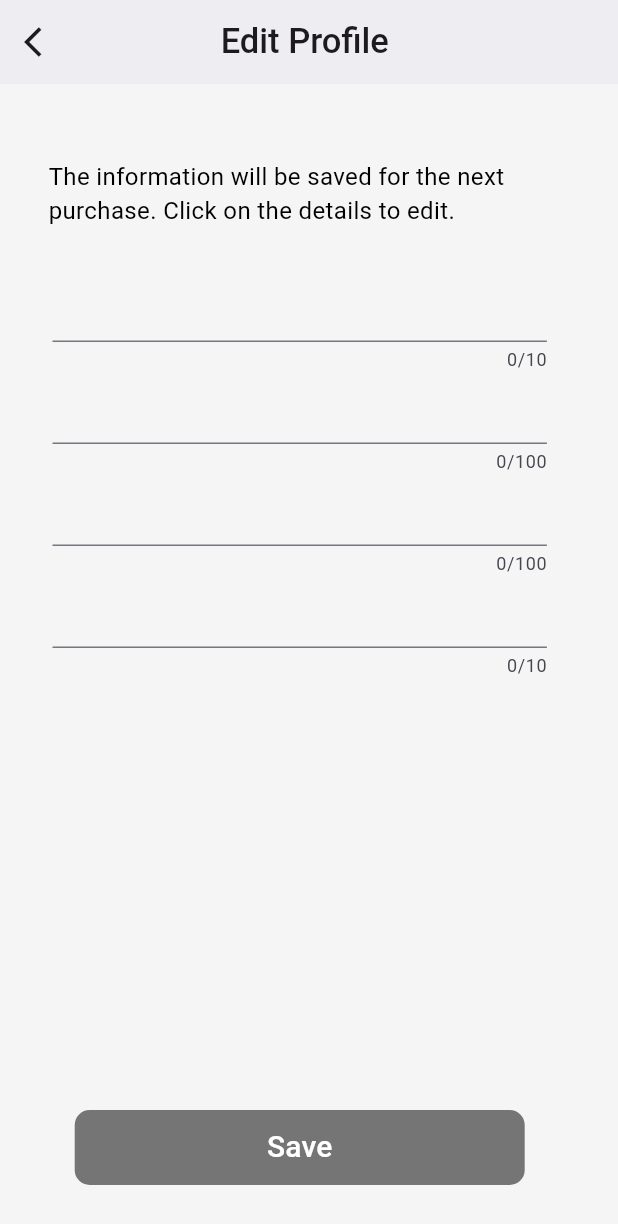
After one commit to Dany4950/kisanSaathi, a Flutter app: the Profilescreen screen opened directly, after a tap on "Edit Information", on a phone screen of 412 x 824 dp. The commit adds this screen. Shown: the top 1224 px of the screen. Run offline on Flutter 3.47's test engine with Material 3 defaults, Android fonts, the phone set to English and light mode, and no system bars.

Commit message:
profile Screen work - edit information

```diff
--- a/lib/screens/user/profile/profileScreen.dart
+++ b/lib/screens/user/profile/profileScreen.dart
@@ -1,10 +1,203 @@
 import 'package:flutter/material.dart';
+import 'package:kisan_saathi/screens/user/profile/screens/editInfoScreen.dart';
+import 'package:kisan_saathi/themes/appTheme.dart';
+import 'package:kisan_saathi/utils/appbar.dart';
 
 class Profilescreen extends StatelessWidget {
   const Profilescreen({super.key});
 
   @override
   Widget build(BuildContext context) {
-    return const Placeholder();
+    return Scaffold(
+      appBar: CustomAppBar(title: "Profile"),
+      body: Column(
+        mainAxisAlignment: MainAxisAlignment.start,
+        crossAxisAlignment: CrossAxisAlignment.start,
+        children: [
+          // the main information of the user from db
+          Padding(
+            padding: EdgeInsets.only(top: 46.0, left: 50, bottom: 20),
+            child: Row(
+              mainAxisAlignment: MainAxisAlignment.start,
+              children: [
+                //profile photo
+                CircleAvatar(
+                  radius: 30,
+                ),
+                Column(
+                  //name and number of the user
+                  children: [
+                    Padding(
+                      padding: EdgeInsets.only(left: 0),
+                      child: Text(
+                        "Lahari ",
+                        style: TextStyle(
+                            fontWeight: FontWeight.w500, fontSize: 17),
+                      ),
+                    ),
+                    Padding(
+                      padding: EdgeInsets.only(left: 10.0),
+                      child: Text("+91 123123123"),
+                    ),
+                  ],
+                ),
+              ],
+            ),
+          ),
+
+          Padding(
+            padding: EdgeInsets.only(left: 55.0, top: 10),
+            child: Text(
+              "General",
+              style: TextStyle(fontWeight: FontWeight.w300),
+            ),
+          ),
+          Divider(
+            endIndent: 45, indent: 45,
+            thickness: 1.0, // Line thickness
+            color: Colors.grey, // Line color
+          ),
+
+          // edit text button
+          Padding(
+            padding: const EdgeInsets.only(left: 43.0),
+            child: TextButton(
+              onPressed: () {
+                //route navigation
+                Navigator.push(
+                    context,
+                    MaterialPageRoute(
+                        builder: (context) => const EditInfoscreen()));
+              },
+              child: Text(
+                "Edit Information",
+                style: TextStyle(
+                    color: Colors.black,
+                    fontSize: 17,
+                    fontWeight: FontWeight.w500),
+              ),
+            ),
+          ),
+
+          //order history
+          Padding(
+            padding: const EdgeInsets.only(left: 43.0),
+            child: TextButton(
+              onPressed: () {
+                //route navigation
+              },
+              child: Text(
+                "Order History ",
+                style: TextStyle(
+                    color: Colors.black,
+                    fontSize: 17,
+                    fontWeight: FontWeight.w500),
+              ),
+            ),
+          ),
+
+          //service boy number
+          Padding(
+            padding: const EdgeInsets.only(left: 43.0),
+            child: TextButton(
+              onPressed: () {
+                //route navigation
+              },
+              child: Text(
+                "Service Boy Number",
+                style: TextStyle(
+                    color: Colors.black,
+                    fontSize: 17,
+                    fontWeight: FontWeight.w500),
+              ),
+            ),
+          ),
+
+          //help Center
+          Padding(
+            padding: const EdgeInsets.only(left: 43.0),
+            child: TextButton(
+              onPressed: () {
+                //route navigation
+              },
+              child: Text(
+                "Help Center",
+                style: TextStyle(
+                    color: Colors.black,
+                    fontSize: 17,
+                    fontWeight: FontWeight.w500),
+              ),
+            ),
+          ),
+
+          //FAQ's
+          Padding(
+            padding: const EdgeInsets.only(left: 43.0),
+            child: TextButton(
+              onPressed: () {
+                //route navigation
+              },
+              child: Text(
+                "FAQ's",
+                style: TextStyle(
+                    color: Colors.black,
+                    fontSize: 17,
+                    fontWeight: FontWeight.w500),
+              ),
+            ),
+          ),
+
+          //Terms and policy
+          Padding(
+            padding: const EdgeInsets.only(left: 43.0),
+            child: TextButton(
+              onPressed: () {
+                //route navigation
+              },
+              child: Text(
+                "Terms and policy ",
+                style: TextStyle(
+                    color: Colors.black,
+                    fontSize: 17,
+                    fontWeight: FontWeight.w500),
+              ),
+            ),
+          ),
+          //security policy
+
+          Padding(
+            padding: const EdgeInsets.only(left: 43.0),
+            child: TextButton(
+              onPressed: () {
+                //route navigation
+              },
+              child: Text(
+                "Security Policy ",
+                style: TextStyle(
+                    color: Colors.black,
+                    fontSize: 17,
+                    fontWeight: FontWeight.w500),
+              ),
+            ),
+          ),
+          //Logout button
+          Padding(
+            padding: const EdgeInsets.only(left: 43.0),
+            child: TextButton(
+              onPressed: () {
+                Navigator.pop(context);
+              },
+              child: Text(
+                "Logout",
+                style: TextStyle(
+                    color: Colors.red,
+                    fontSize: 17,
+                    fontWeight: FontWeight.w500),
+              ),
+            ),
+          ),
+        ],
+      ),
+    );
   }
 }
--- /dev/null
+++ b/lib/screens/user/profile/screens/editInfoScreen.dart
@@ -0,0 +1,145 @@
+import 'package:flutter/material.dart';
+import 'package:kisan_saathi/utils/appbar.dart';
+
+class EditInfoscreen extends StatelessWidget {
+  const EditInfoscreen({super.key});
+
+  @override
+  Widget build(BuildContext context) {
+    double screenWidth = MediaQuery.of(context).size.width;
+
+    return Scaffold(
+      appBar: CustomAppBar(title: "Edit Profile "),
+      body: Column(
+        children: [
+          SizedBox(
+            height: 30,
+          ),
+
+          // Intro Text
+          Padding(
+            padding: const EdgeInsets.only(left: 30.0, top: 20),
+            child: Container(
+              height: 44,
+              width: 330,
+              child: Text(
+                  "The information will be saved for the next purchase. Click on the details to edit."),
+            ),
+          ),
+          SizedBox(
+            height: 30,
+          ),
+
+          // Name Container
+          Padding(
+            padding: const EdgeInsets.only(left: 35.0),
+            child: Container(
+              width: screenWidth * 0.8,
+              child: TextFormField(
+                maxLength: 10,
+                style: const TextStyle(
+                    fontSize: 18,
+                    color: Colors.black,
+                    fontWeight: FontWeight.normal),
+                key: GlobalKey(),
+                keyboardAppearance: Brightness.light,
+                validator: (value) {
+                  // login should be written from backend
+                },
+                decoration: const InputDecoration(),
+              ),
+            ),
+          ),
+
+          // gmail container ,
+          Padding(
+            padding: const EdgeInsets.only(left: 35.0),
+            child: Container(
+              width: screenWidth * 0.8,
+              child: TextFormField(
+                maxLength: 100,
+                style: const TextStyle(
+                    fontSize: 18,
+                    color: Colors.black,
+                    fontWeight: FontWeight.normal),
+                key: GlobalKey(),
+                keyboardAppearance: Brightness.light,
+                validator: (value) {
+                  // login should be written from backend
+                },
+                decoration: const InputDecoration(),
+              ),
+            ),
+          ),
+
+          //Address
+          Padding(
+            padding: const EdgeInsets.only(left: 35.0),
+            child: Container(
+              width: screenWidth * 0.8,
+              child: TextFormField(
+                maxLength: 100,
+                style: const TextStyle(
+                    fontSize: 18,
+                    color: Colors.black,
+                    fontWeight: FontWeight.normal),
+                key: GlobalKey(),
+                keyboardAppearance: Brightness.light,
+                validator: (value) {
+                  // login should be written from backend
+                },
+                decoration: const InputDecoration(),
+              ),
+            ),
+          ),
+
+          // Phone Number
+          Padding(
+            padding: const EdgeInsets.only(left: 35.0),
+            child: Container(
+              width: screenWidth * 0.8,
+              child: TextFormField(
+                maxLength: 10,
+                style: const TextStyle(
+                    fontSize: 18,
+                    color: Colors.black,
+                    fontWeight: FontWeight.normal),
+                key: GlobalKey(),
+                keyboardType: TextInputType.number,
+                keyboardAppearance: Brightness.light,
+                validator: (value) {
+                  // login should be written from backend
+                },
+                decoration: const InputDecoration(),
+              ),
+            ),
+          ),
+
+          SizedBox(
+            height: 280,
+          ),
+          //Save button
+          Padding(
+            padding: const EdgeInsets.only(left: 35.0),
+            child: TextButton(
+                onPressed: () {
+                  //logic on what to happen when Pressed on save button
+                },
+                child: Container(
+                  decoration: BoxDecoration(
+                      color: Colors.grey[600],
+                      borderRadius: BorderRadius.circular(10)),
+                  height: 50,
+                  width: 300,
+                  child: Center(
+                      child: Text(
+                    "Save",
+                    style: TextStyle(fontSize: 20, color: Colors.white),
+                  )),
+                )),
+          )
+        ],
+      ),
+    );
+  }
+}
--- a/lib/themes/appTheme.dart
+++ b/lib/themes/appTheme.dart
@@ -16,6 +16,7 @@ class Apptheme {
 
         //subtext in landing page theme
         bodyMedium: TextStyle(fontSize: 16, color: Colors.black),
+
       ),
     );
   }
```
Also changed, not shown: lib/providerModels/profileProviders/editInfoProvider.dart (added).
